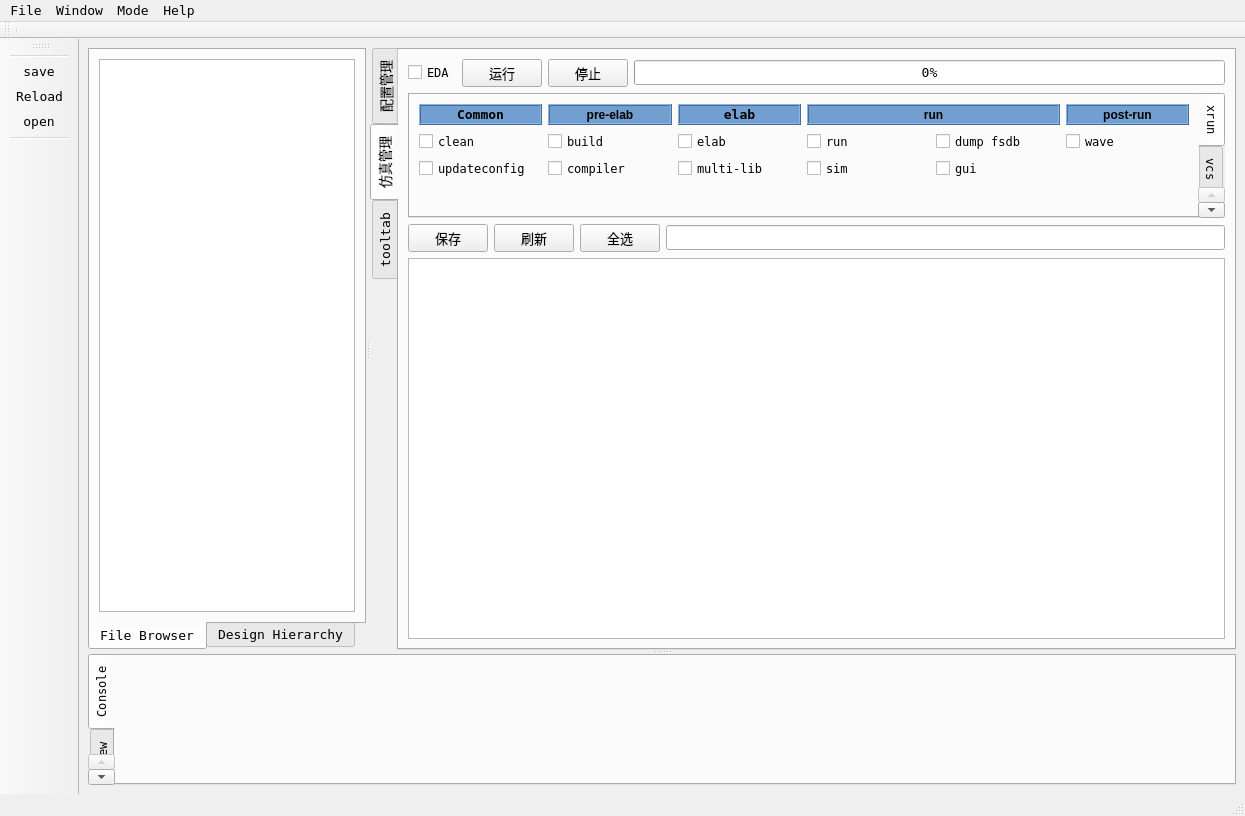
First picture: the form in uvs.ui, repository henry-czh/uvs_smt, before the edit.
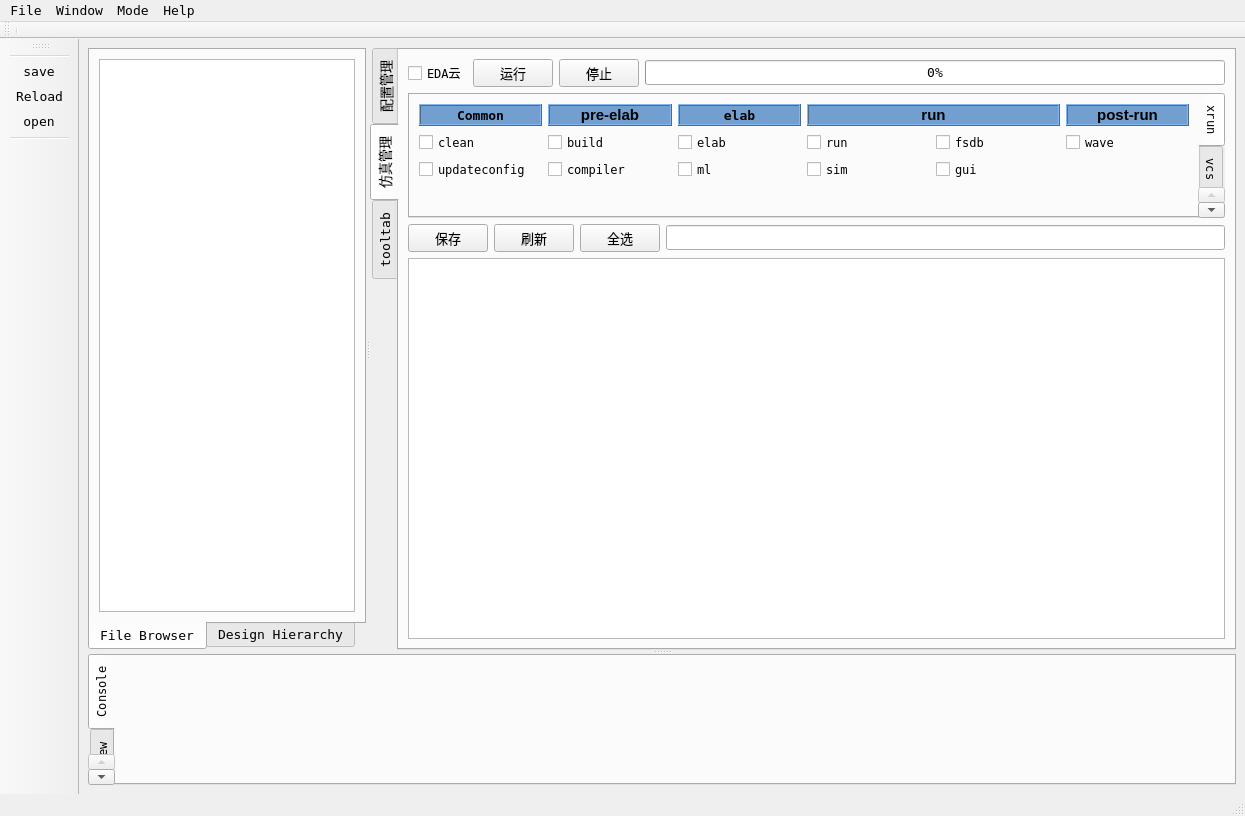
Second picture: the form after the edit. Icons and pictures are not drawn.

What changed in the file:
```diff
--- a/uvs.ui
+++ b/uvs.ui
@@ -375,13 +375,14 @@
              <widget class="QCheckBox" name="cloudCB">
               <property name="font">
                <font>
+                <family>DejaVu Sans Mono</family>
                 <pointsize>9</pointsize>
                 <weight>50</weight>
                 <bold>false</bold>
                </font>
               </property>
               <property name="text">
-               <string>EDA</string>
+               <string>EDA云</string>
               </property>
               <property name="tristate">
                <bool>false</bool>
@@ -444,6 +445,7 @@
             </property>
             <property name="font">
              <font>
+              <family>DejaVu Sans Mono</family>
               <pointsize>9</pointsize>
              </font>
             </property>
@@ -495,6 +497,8 @@
                  <widget class="QLabel" name="label_3">
                   <property name="font">
                    <font>
+                    <family>Ubuntu</family>
+                    <pointsize>11</pointsize>
                     <weight>75</weight>
                     <bold>true</bold>
                     <underline>false</underline>
@@ -551,6 +555,8 @@
                  <widget class="QLabel" name="label_21">
                   <property name="font">
                    <font>
+                    <family>Ubuntu</family>
+                    <pointsize>11</pointsize>
                     <weight>75</weight>
                     <bold>true</bold>
                    </font>
@@ -575,7 +581,7 @@
                 <item row="2" column="2">
                  <widget class="QCheckBox" name="mlCB">
                   <property name="text">
-                   <string>multi-lib</string>
+                   <string>ml</string>
                   </property>
                  </widget>
                 </item>
@@ -630,7 +636,7 @@
                 <item row="1" column="4">
                  <widget class="QCheckBox" name="fsdbCB">
                   <property name="text">
-                   <string>dump fsdb</string>
+                   <string>fsdb</string>
                   </property>
                  </widget>
                 </item>
@@ -638,6 +644,8 @@
                  <widget class="QLabel" name="label_4">
                   <property name="font">
                    <font>
+                    <family>Ubuntu</family>
+                    <pointsize>11</pointsize>
                     <weight>75</weight>
                     <bold>true</bold>
                    </font>
```
Left out of the diff: 4 changed lines with no effect on the pictures.
